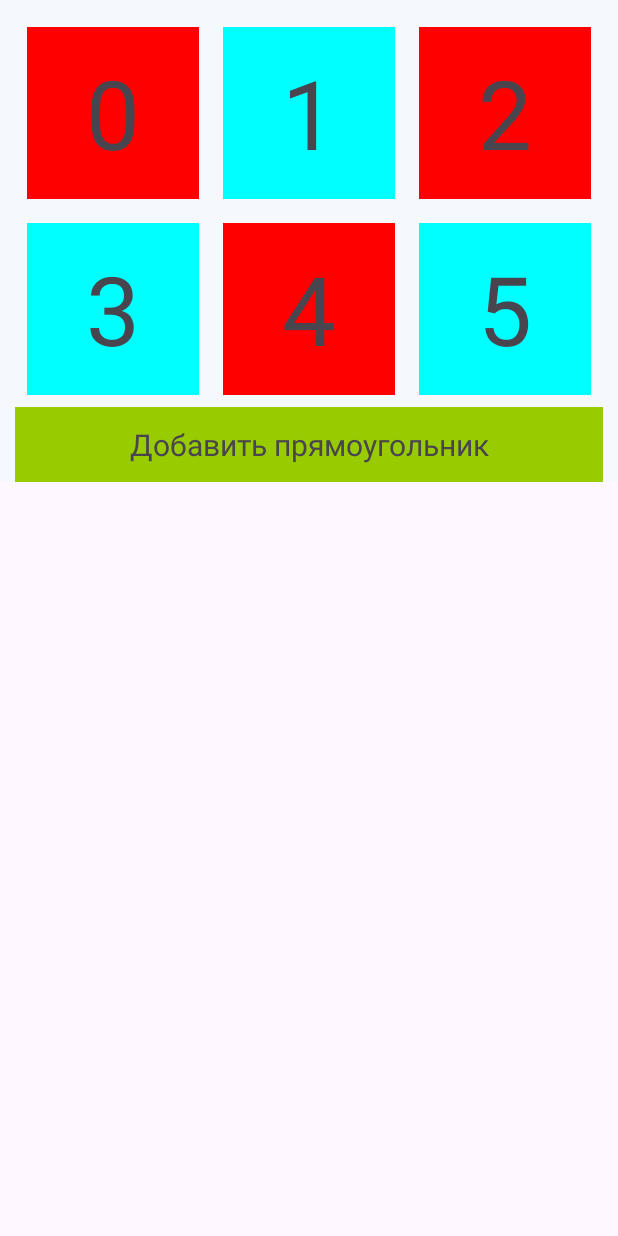
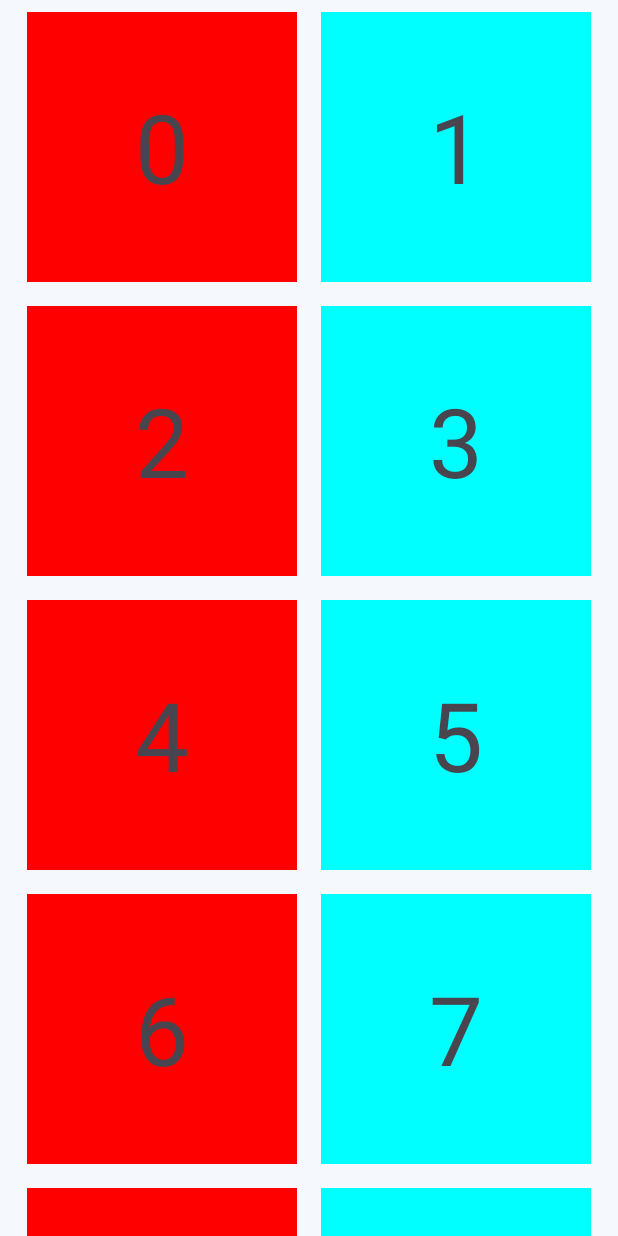
Before and after one commit to ssairu/vk_WEB, an Android app: the screen it shows after launch (MainActivity), on a phone screen of 412 x 824 dp. Run offline under Robolectric (Android 15) with nearby library versions, the phone set to English and light mode, and no system bars.

Commit message:
Delete some hardcode

```diff
--- a/app/build.gradle
+++ b/app/build.gradle
@@ -31,13 +31,13 @@
         jvmTarget = '1.8'
     }
     buildFeatures {
-        viewBinding true
+        viewBinding = true
     }
 }
 
 dependencies {
 
-    implementation 'androidx.core:core-ktx:1.9.0'
+    implementation 'androidx.core:core-ktx:1.12.0'
     implementation 'androidx.appcompat:appcompat:1.6.1'
     implementation 'com.google.android.material:material:1.10.0'
     implementation 'androidx.constraintlayout:constraintlayout:2.1.4'
--- a/app/src/main/java/com/example/first_vk_app/MainActivity.kt
+++ b/app/src/main/java/com/example/first_vk_app/MainActivity.kt
@@ -11,7 +11,6 @@
 class MainActivity : AppCompatActivity() {
     private lateinit var binding: ActivityMainBinding
     private lateinit var rvAdapter: RvAdapter
-    private var count = 6
 
     override fun onCreate(savedInstanceState: Bundle?) {
         super.onCreate(savedInstanceState)
@@ -20,11 +19,12 @@
 
         val layoutManager: RecyclerView.LayoutManager =
             if (resources.configuration.orientation == Configuration.ORIENTATION_LANDSCAPE) {
-            GridLayoutManager(this, 4)
-        } else {
-            GridLayoutManager(this, 3)
-        }
+                GridLayoutManager(this, resources.getInteger(R.integer.LANDSCAPE_COLS))
+            } else {
+                GridLayoutManager(this, resources.getInteger(R.integer.PORTRAIT_COLS))
+            }
         binding.recyclerRectangle.layoutManager = layoutManager
+        var count = resources.getInteger(R.integer.PER_PAGE_ITEMS)
 
         savedInstanceState?.let { bundle ->
             count = bundle.getInt("COUNT_RECT")
--- a/app/src/main/res/layout/activity_main.xml
+++ b/app/src/main/res/layout/activity_main.xml
@@ -38,6 +38,7 @@
             android:padding="11dp"
             android:text="@string/add_button"
             android:textSize="20sp"
+            app:layout_constraintBottom_toBottomOf="parent"
             app:layout_constraintEnd_toEndOf="parent"
             app:layout_constraintStart_toStartOf="parent"
             app:layout_constraintTop_toBottomOf="@+id/recycler_rectangle" />
--- /dev/null
+++ b/app/src/main/res/values/integers.xml
@@ -0,0 +1,6 @@
+<?xml version="1.0" encoding="utf-8"?>
+<resources>
+    <integer name="LANDSCAPE_COLS">4</integer>
+    <integer name="PORTRAIT_COLS">2</integer>
+    <integer name="PER_PAGE_ITEMS">25</integer>
+</resources>
```
Also changed, not shown: 1 other file.
